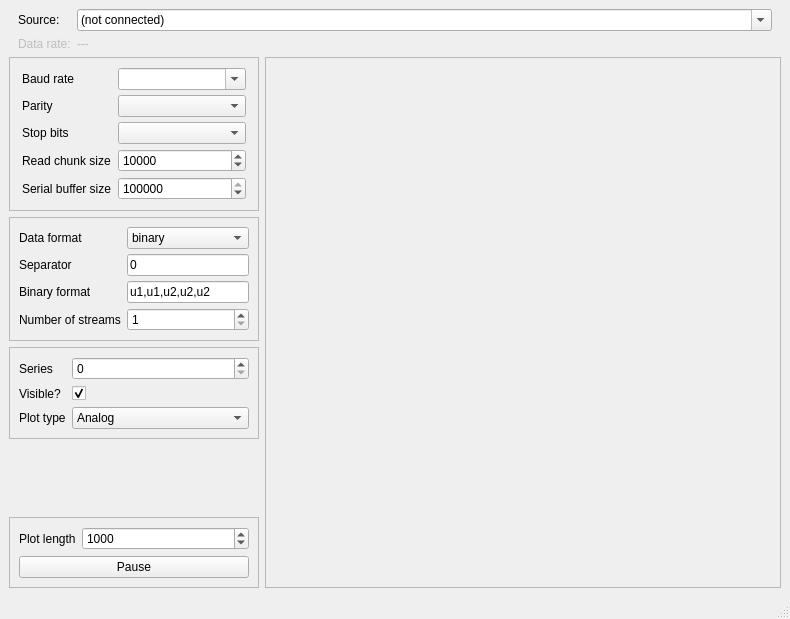
starfishneuroscience/splot, file src/splot/splot.ui: the form before one commit.
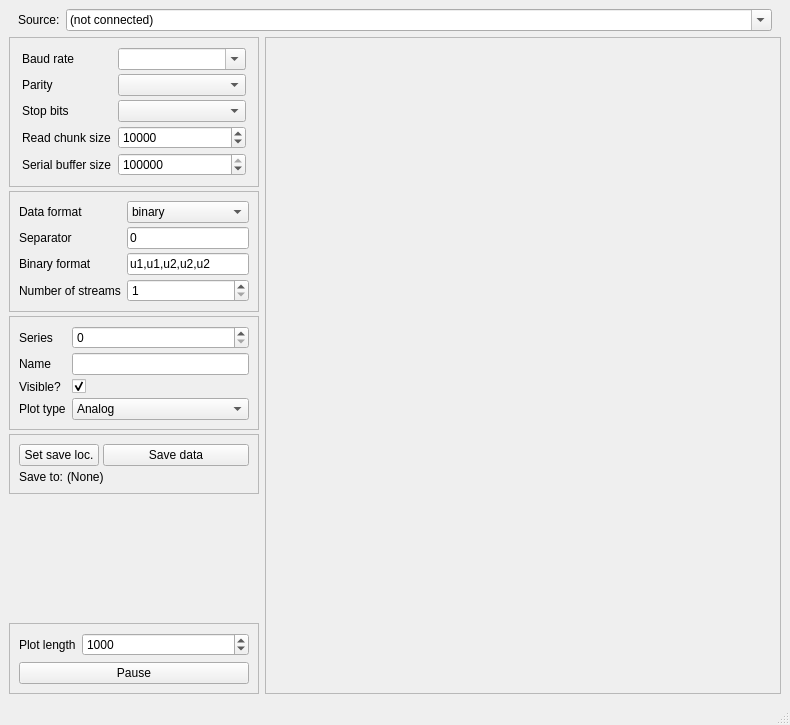
The form after the commit.

Commit message:
Add data-saving capabilities to splot (#8)
- enable saving data
  - if receiving binary data, save complete binary messages into a file with a json header that includes the dtype string necessary for parsing that data, as well as the variable names
  - add a utility function to read back the binary data
  - if receiving ascii data, save the numbers into a csv file. the header is variable names (empty strings if not set).
- revert to same color on all plots
- add name for each plot
- make names, visibility, and type (analog or bitmask) of plots persistent

Diff of the .ui file:
```diff
--- a/src/splot/splot.ui
+++ b/src/splot/splot.ui
@@ -7,7 +7,7 @@
     <x>0</x>
     <y>0</y>
     <width>790</width>
-    <height>619</height>
+    <height>725</height>
    </rect>
   </property>
   <property name="windowTitle">
@@ -109,26 +109,6 @@
             </item>
            </widget>
           </item>
-          <item row="1" column="0">
-           <widget class="QLabel" name="dataRateBpsLabel">
-            <property name="enabled">
-             <bool>false</bool>
-            </property>
-            <property name="text">
-             <string>Data rate:</string>
-            </property>
-           </widget>
-          </item>
-          <item row="1" column="1">
-           <widget class="QLabel" name="dataRateBpsValueLabel">
-            <property name="enabled">
-             <bool>false</bool>
-            </property>
-            <property name="text">
-             <string>---</string>
-            </property>
-           </widget>
-          </item>
          </layout>
         </widget>
        </item>
@@ -155,6 +135,9 @@
             </size>
            </property>
            <layout class="QVBoxLayout" name="verticalLayout_2">
+            <property name="spacing">
+             <number>4</number>
+            </property>
             <property name="leftMargin">
              <number>0</number>
             </property>
@@ -186,7 +169,7 @@
                 <enum>QFormLayout::ExpandingFieldsGrow</enum>
                </property>
                <property name="verticalSpacing">
-                <number>5</number>
+                <number>4</number>
                </property>
                <property name="leftMargin">
                 <number>12</number>
@@ -334,7 +317,7 @@
                 <set>Qt::AlignRight|Qt::AlignTop|Qt::AlignTrailing</set>
                </property>
                <property name="verticalSpacing">
-                <number>5</number>
+                <number>4</number>
                </property>
                <item row="0" column="0">
                 <widget class="QLabel" name="label_13">
@@ -444,6 +427,9 @@
                <property name="fieldGrowthPolicy">
                 <enum>QFormLayout::ExpandingFieldsGrow</enum>
                </property>
+               <property name="verticalSpacing">
+                <number>4</number>
+               </property>
                <item row="0" column="0">
                 <widget class="QLabel" name="seriesLabel">
                  <property name="text">
@@ -461,14 +447,14 @@
                  </property>
                 </widget>
                </item>
-               <item row="2" column="0">
+               <item row="3" column="0">
                 <widget class="QLabel" name="seriesPlotTypeLabel">
                  <property name="text">
                   <string>Plot type</string>
                  </property>
                 </widget>
                </item>
-               <item row="2" column="1">
+               <item row="3" column="1">
                 <widget class="QComboBox" name="seriesPlotTypeComboBox">
                  <property name="sizePolicy">
                   <sizepolicy hsizetype="Expanding" vsizetype="Fixed">
@@ -488,14 +474,14 @@
                  </item>
                 </widget>
                </item>
-               <item row="1" column="0">
+               <item row="2" column="0">
                 <widget class="QLabel" name="seriesVisibleLabel">
                  <property name="text">
                   <string>Visible?</string>
                  </property>
                 </widget>
                </item>
-               <item row="1" column="1">
+               <item row="2" column="1">
                 <widget class="QCheckBox" name="seriesVisibleCheckBox">
                  <property name="enabled">
                   <bool>true</bool>
@@ -504,6 +490,88 @@
                   <bool>true</bool>
                  </property>
                 </widget>
+               </item>
+               <item row="1" column="0">
+                <widget class="QLabel" name="seriesNameLabel">
+                 <property name="text">
+                  <string>Name</string>
+                 </property>
+                </widget>
+               </item>
+               <item row="1" column="1">
+                <widget class="QLineEdit" name="seriesNameLineEdit"/>
+               </item>
+              </layout>
+             </widget>
+            </item>
+            <item>
+             <widget class="QFrame" name="saveFrame">
+              <property name="frameShape">
+               <enum>QFrame::StyledPanel</enum>
+              </property>
+              <property name="frameShadow">
+               <enum>QFrame::Raised</enum>
+              </property>
+              <layout class="QVBoxLayout" name="verticalLayout">
+               <property name="spacing">
+                <number>4</number>
+               </property>
+               <item>
+                <layout class="QFormLayout" name="formLayout_3">
+                 <property name="fieldGrowthPolicy">
+                  <enum>QFormLayout::ExpandingFieldsGrow</enum>
+                 </property>
+                 <property name="verticalSpacing">
+                  <number>0</number>
+                 </property>
+                 <item row="0" column="0">
+                  <widget class="QPushButton" name="setSaveLocationPushButton">
+                   <property name="sizePolicy">
+                    <sizepolicy hsizetype="Expanding" vsizetype="Fixed">
+                     <horstretch>0</horstretch>
+                     <verstretch>0</verstretch>
+                    </sizepolicy>
+                   </property>
+                   <property name="text">
+                    <string>Set save loc.</string>
+                   </property>
+                  </widget>
+                 </item>
+                 <item row="0" column="1">
+                  <widget class="QPushButton" name="savePushButton">
+                   <property name="sizePolicy">
+                    <sizepolicy hsizetype="Expanding" vsizetype="Fixed">
+                     <horstretch>0</horstretch>
+                     <verstretch>0</verstretch>
+                    </sizepolicy>
+                   </property>
+                   <property name="text">
+                    <string>Save data</string>
+                   </property>
+                   <property name="checkable">
+                    <bool>true</bool>
+                   </property>
+                  </widget>
+                 </item>
+                </layout>
+               </item>
+               <item>
+                <layout class="QFormLayout" name="formLayout_5">
+                 <item row="0" column="0">
+                  <widget class="QLabel" name="saveToLabel">
+                   <property name="text">
+                    <string>Save to:</string>
+                   </property>
+                  </widget>
+                 </item>
+                 <item row="0" column="1">
+                  <widget class="QLabel" name="saveLocationLabel">
+                   <property name="text">
+                    <string>(None)</string>
+                   </property>
+                  </widget>
+                 </item>
+                </layout>
                </item>
               </layout>
              </widget>
```
Left out of the diff: 44 changed lines with no effect on the pictures. The commit also changes 6 other files.
